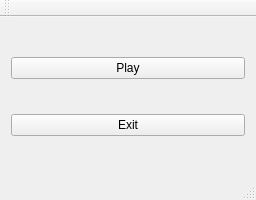
Before: the Qt Designer form mainwindow.ui in T1kon/Project-S2, drawn with Qt 5.
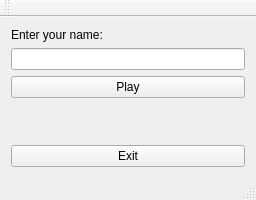
After: the same form once the commit is applied.

Diff of the .ui file:
```diff
--- a/mainwindow.ui
+++ b/mainwindow.ui
@@ -35,25 +35,73 @@
    <string>Project S2</string>
   </property>
   <widget class="QWidget" name="centralWidget">
-   <layout class="QHBoxLayout" name="horizontalLayout">
+   <layout class="QVBoxLayout" name="verticalLayout">
     <item>
-     <layout class="QVBoxLayout" name="verticalLayout">
+     <layout class="QVBoxLayout" name="verticalLayout_2">
       <item>
-       <widget class="QPushButton" name="playButton">
+       <widget class="QLabel" name="label">
+        <property name="maximumSize">
+         <size>
+          <width>16777215</width>
+          <height>20</height>
+         </size>
+        </property>
         <property name="text">
-         <string>Play</string>
+         <string>Enter your name:</string>
         </property>
        </widget>
       </item>
       <item>
-       <widget class="QPushButton" name="exitButton">
-        <property name="text">
-         <string>Exit</string>
+       <widget class="QLineEdit" name="lineEdit">
+        <property name="maximumSize">
+         <size>
+          <width>16777215</width>
+          <height>23</height>
+         </size>
         </property>
        </widget>
       </item>
      </layout>
     </item>
+    <item>
+     <widget class="QPushButton" name="playButton">
+      <property name="maximumSize">
+       <size>
+        <width>1000</width>
+        <height>16777215</height>
+       </size>
+      </property>
+      <property name="text">
+       <string>Play</string>
+      </property>
+     </widget>
+    </item>
+    <item>
+     <spacer name="verticalSpacer">
+      <property name="orientation">
+       <enum>Qt::Vertical</enum>
+      </property>
+      <property name="sizeHint" stdset="0">
+       <size>
+        <width>20</width>
+        <height>40</height>
+       </size>
+      </property>
+     </spacer>
+    </item>
+    <item>
+     <widget class="QPushButton" name="exitButton">
+      <property name="maximumSize">
+       <size>
+        <width>1000</width>
+        <height>16777215</height>
+       </size>
+      </property>
+      <property name="text">
+       <string>Exit</string>
+      </property>
+     </widget>
+    </item>
    </layout>
   </widget>
   <widget class="QMenuBar" name="menuBar">
```
